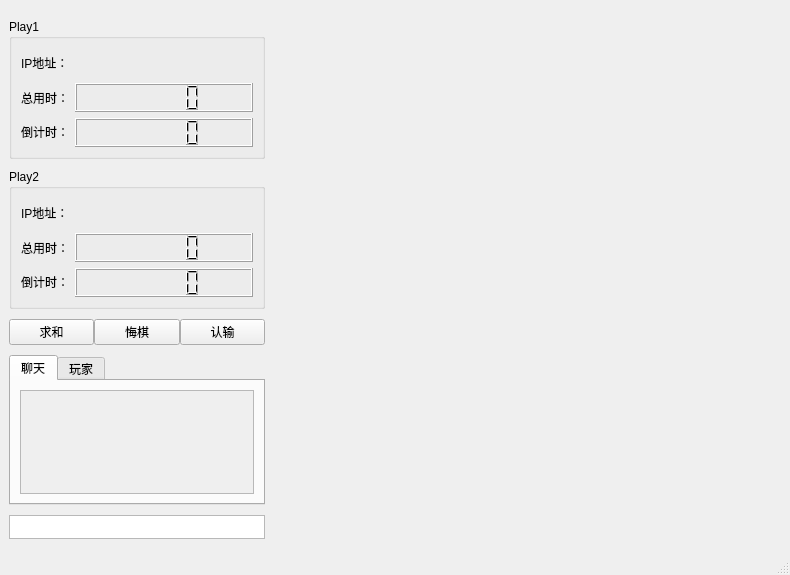
This is Gomoku/ui/gomoku.ui in luliyucoordinate/QT_Gomoku as Qt 5 draws it before an edit. The edited form follows.
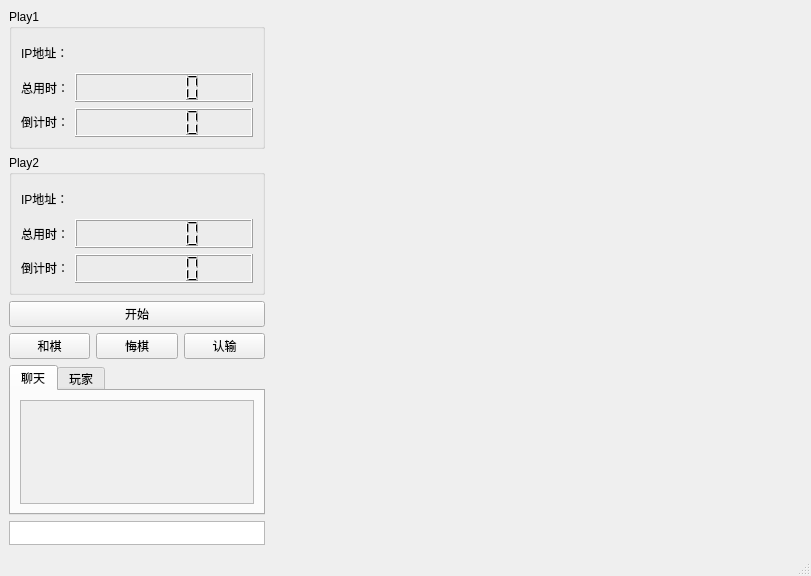
This is the edited form. Custom widgets are drawn as their Qt base class.

Commit message: set block and add start button

Diff of the .ui file:
```diff
--- a/Gomoku/ui/gomoku.ui
+++ b/Gomoku/ui/gomoku.ui
@@ -6,7 +6,7 @@
    <rect>
     <x>0</x>
     <y>0</y>
-    <width>790</width>
+    <width>811</width>
     <height>575</height>
    </rect>
   </property>
@@ -21,21 +21,6 @@
   </property>
   <widget class="QWidget" name="centralwidget">
    <layout class="QHBoxLayout" name="horizontalLayout_2">
-    <property name="spacing">
-     <number>0</number>
-    </property>
-    <property name="leftMargin">
-     <number>9</number>
-    </property>
-    <property name="topMargin">
-     <number>9</number>
-    </property>
-    <property name="rightMargin">
-     <number>9</number>
-    </property>
-    <property name="bottomMargin">
-     <number>0</number>
-    </property>
     <item>
      <layout class="QVBoxLayout" name="verticalLayout_5">
       <item>
@@ -208,12 +193,19 @@
         </layout>
        </widget>
       </item>
+      <item>
+       <widget class="QPushButton" name="start">
+        <property name="text">
+         <string>开始</string>
+        </property>
+       </widget>
+      </item>
       <item>
        <layout class="QHBoxLayout" name="horizontalLayout">
         <item>
          <widget class="QPushButton" name="draw">
           <property name="text">
-           <string>求和</string>
+           <string>和棋</string>
           </property>
          </widget>
         </item>
```
Left out of the diff: 2 changed lines with no effect on the pictures. The commit also changes 3 other files.
